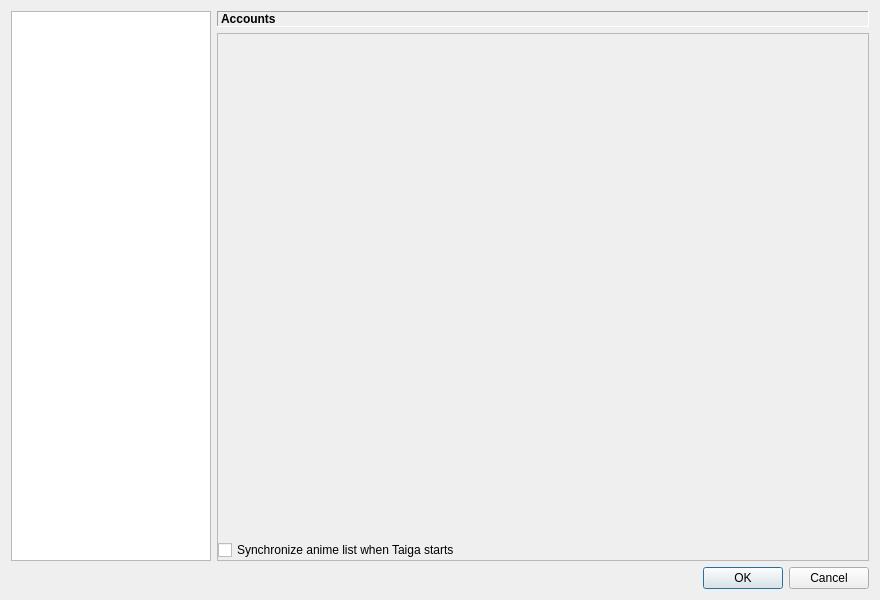
RobertCiochina/taigaV2, file src/gui/settings/settings_dialog.ui: the form before one commit.
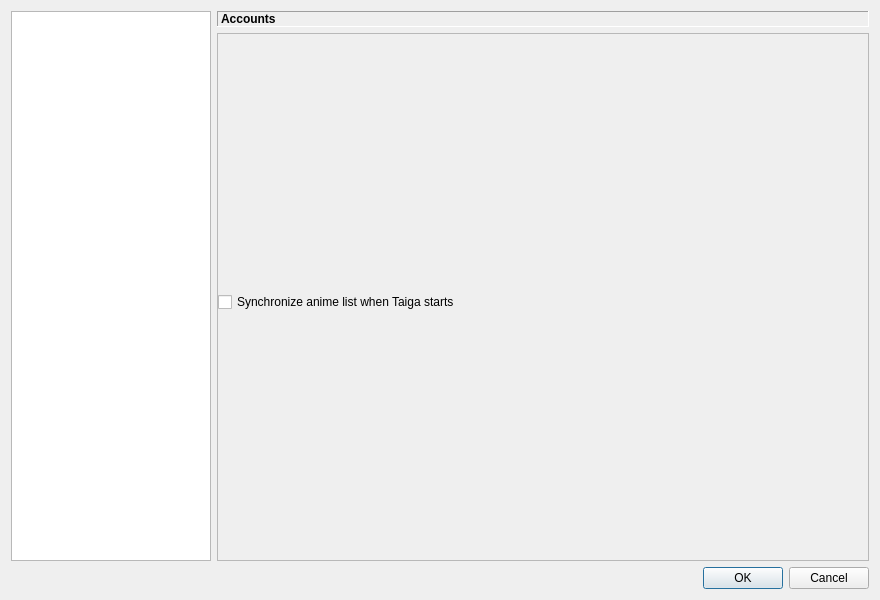
The form after the commit.

What changed in the file:
```diff
--- a/src/gui/settings/settings_dialog.ui
+++ b/src/gui/settings/settings_dialog.ui
@@ -121,6 +121,19 @@
              </property>
             </widget>
            </item>
+           <item>
+            <widget class="QLabel" name="labelSyncOnStartHint">
+             <property name="text">
+              <string/>
+             </property>
+             <property name="alignment">
+              <set>Qt::AlignTop|Qt::AlignLeft</set>
+             </property>
+             <property name="wordWrap">
+              <bool>true</bool>
+             </property>
+            </widget>
+           </item>
           </layout>
          </widget>
          </widget>
```
